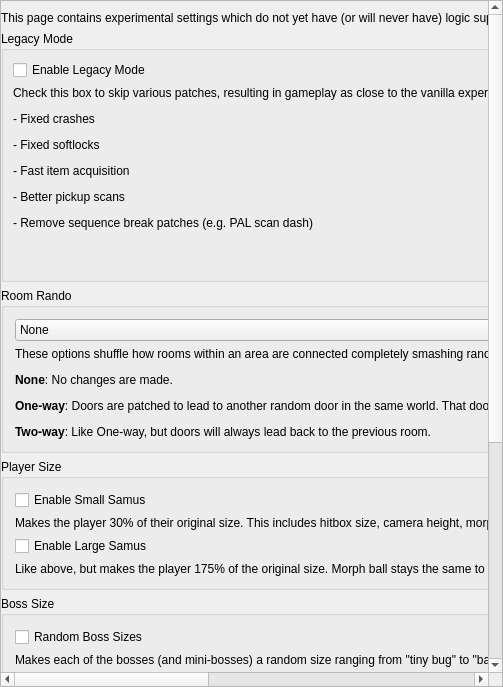
This is randovania/gui/ui_files/preset_prime_chaos.ui in randovania/randovania as Qt 5 draws it before an edit. The edited form follows.
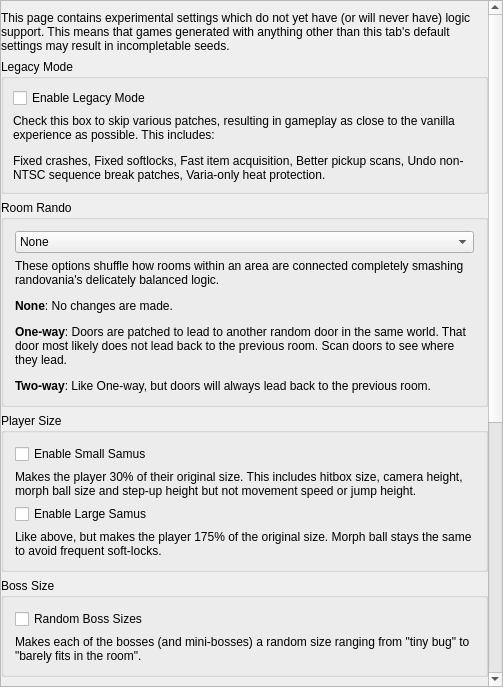
This is the edited form.

Commit message: fix word wrap

```diff
--- a/randovania/gui/ui_files/preset_prime_chaos.ui
+++ b/randovania/gui/ui_files/preset_prime_chaos.ui
@@ -43,8 +43,8 @@
         <rect>
          <x>0</x>
          <y>0</y>
-         <width>1146</width>
-         <height>1074</height>
+         <width>487</width>
+         <height>1190</height>
         </rect>
        </property>
        <layout class="QVBoxLayout" name="scroll_layout">
@@ -81,6 +81,9 @@
           <property name="text">
            <string>&lt;html&gt;&lt;head/&gt;&lt;body&gt;&lt;p&gt;This page contains experimental settings which do not yet have (or will never have) logic support. This means that games generated with anything other than this tab's default settings may result in incompletable seeds.&lt;/p&gt;&lt;/body&gt;&lt;/html&gt;</string>
           </property>
+          <property name="wordWrap">
+           <bool>true</bool>
+          </property>
          </widget>
         </item>
         <item>
@@ -114,7 +117,7 @@
            <item>
             <widget class="QLabel" name="legacy_mode_label">
              <property name="text">
-              <string>&lt;html&gt;&lt;head/&gt;&lt;body&gt;&lt;p&gt;Check this box to skip various patches, resulting in gameplay as close to the vanilla experience as possible. This includes:&lt;/p&gt;&lt;p&gt;- Fixed crashes&lt;/p&gt;&lt;p&gt;- Fixed softlocks&lt;/p&gt;&lt;p&gt;- Fast item acquisition&lt;/p&gt;&lt;p&gt;- Better pickup scans&lt;/p&gt;&lt;p&gt;- Remove sequence break patches (e.g. PAL scan dash)&lt;/p&gt;&lt;p&gt;&lt;br/&gt;&lt;/p&gt;&lt;/body&gt;&lt;/html&gt;</string>
+              <string>&lt;html&gt;&lt;head/&gt;&lt;body&gt;&lt;p&gt;Check this box to skip various patches, resulting in gameplay as close to the vanilla experience as possible. This includes:&lt;/p&gt;&lt;p&gt;Fixed crashes, Fixed softlocks, Fast item acquisition, Better pickup scans, Undo non-NTSC sequence break patches, Varia-only heat protection.&lt;/p&gt;&lt;/body&gt;&lt;/html&gt;</string>
              </property>
              <property name="wordWrap">
               <bool>true</bool>
@@ -197,6 +200,9 @@
              <property name="text">
               <string>&lt;html&gt;&lt;head/&gt;&lt;body&gt;&lt;p&gt;Like above, but makes the player 175% of the original size. Morph ball stays the same to avoid frequent soft-locks.&lt;/p&gt;&lt;/body&gt;&lt;/html&gt;</string>
              </property>
+             <property name="wordWrap">
+              <bool>true</bool>
+             </property>
             </widget>
            </item>
           </layout>
```
The commit also changes 1 other file.
